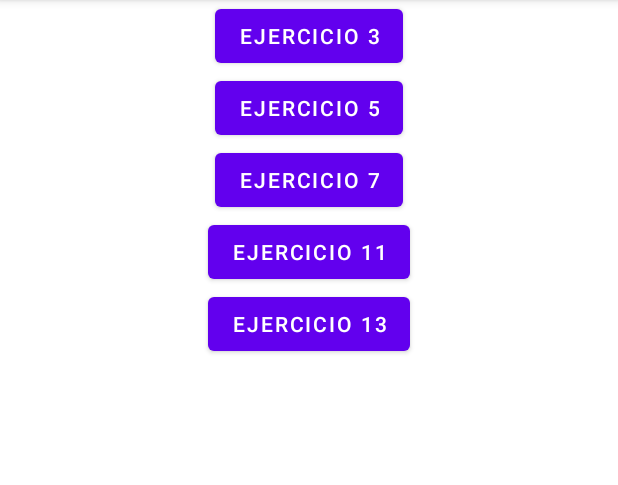
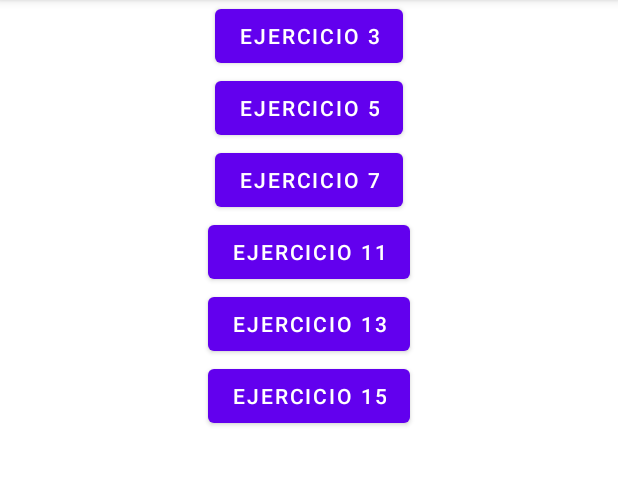
Before and after one commit to Xephorot/U1---P1---M1---Practico-usando-Hilos-runnable-handler-etc., an Android app: the screen it shows after launch (MainActivity), on a phone screen of 412 x 824 dp, the part 84-569 px from its top. Run offline under Robolectric (Android 15) with nearby library versions, the phone set to English and light mode, and no system bars.

Commit message:
Ejercicio 15 (Terminado)

```diff
--- a/app/build.gradle
+++ b/app/build.gradle
@@ -30,6 +30,7 @@ android {
 
 dependencies {
     implementation 'org.jetbrains.kotlinx:kotlinx-coroutines-android:1.5.2'
+    implementation 'org.jetbrains.kotlinx:kotlinx-coroutines-android:1.5.2'
 
     implementation 'androidx.appcompat:appcompat:1.6.1'
     implementation 'com.google.android.material:material:1.9.0'
--- a/app/src/main/AndroidManifest.xml
+++ b/app/src/main/AndroidManifest.xml
@@ -16,6 +16,9 @@
         android:supportsRtl="true"
         android:theme="@style/Theme.Practico1"
         tools:targetApi="31">
+        <activity
+            android:name=".Ejercicio_15"
+            android:exported="false" />
         <activity
             android:name=".Ejercicio_13"
             android:exported="false" />
--- a/app/src/main/java/com/example/practico1/MainActivity.java
+++ b/app/src/main/java/com/example/practico1/MainActivity.java
@@ -12,6 +12,7 @@ public class MainActivity extends AppCompatActivity {
     private Button Ejercicio_7;
     private Button Ejercicio_11;
     private Button Ejercicio_13;
+    private Button Ejercicio_15;
     @Override
     protected void onCreate(Bundle savedInstanceState) {
         super.onCreate(savedInstanceState);
@@ -22,6 +23,7 @@ public class MainActivity extends AppCompatActivity {
         Ejercicio_7 = findViewById(R.id.btn_ejercicio7);
         Ejercicio_11 = findViewById(R.id.btn_ejercicio11);
         Ejercicio_13 = findViewById(R.id.btn_ejercicio13);
+        Ejercicio_15 = findViewById(R.id.btn_ejercicio15);
 
         Ejercicio_3.setOnClickListener(view -> {
             Intent intent = new Intent(MainActivity.this, Ejercicio_3.class);
@@ -44,5 +46,9 @@ public class MainActivity extends AppCompatActivity {
             Intent intent = new Intent(MainActivity.this, Ejercicio_13.class);
             startActivity(intent);
         });
+        Ejercicio_15.setOnClickListener(view -> {
+            Intent intent = new Intent(MainActivity.this, Ejercicio_15.class);
+            startActivity(intent);
+        });
     }
 }
--- a/app/src/main/res/layout/activity_main.xml
+++ b/app/src/main/res/layout/activity_main.xml
@@ -45,6 +45,12 @@
             android:layout_height="wrap_content"
             android:layout_gravity="center"
             android:text="Ejercicio 13" />
+        <Button
+            android:id="@+id/btn_ejercicio15"
+            android:layout_width="wrap_content"
+            android:layout_height="wrap_content"
+            android:layout_gravity="center"
+            android:text="Ejercicio 15" />
     </LinearLayout>
 
 </androidx.constraintlayout.widget.ConstraintLayout>
```
Also changed, not shown: app/src/main/java/com/example/practico1/Ejercicio15/ProcesadorImagenes.java (added, +35 -0 lines), app/src/main/java/com/example/practico1/Ejercicio_15.java (added, +47 -0 lines), app/src/main/res/layout/activity_ejercicio15.xml (added, +28 -0 lines), app/src/main/res/drawable/img_1.png (added), app/src/main/res/drawable/img_2.png (added).
